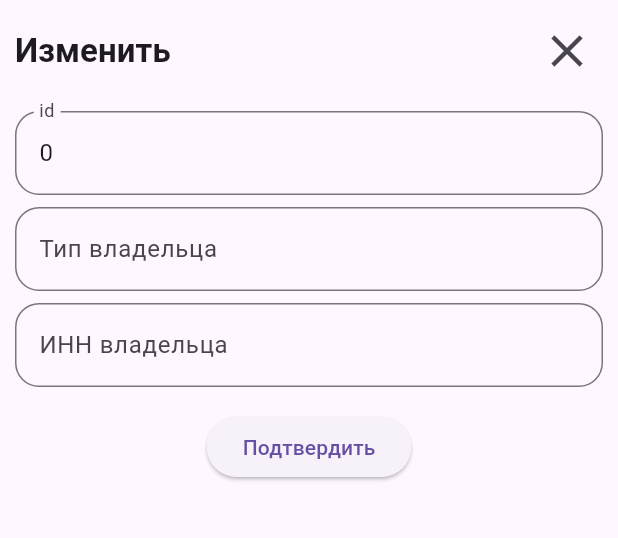
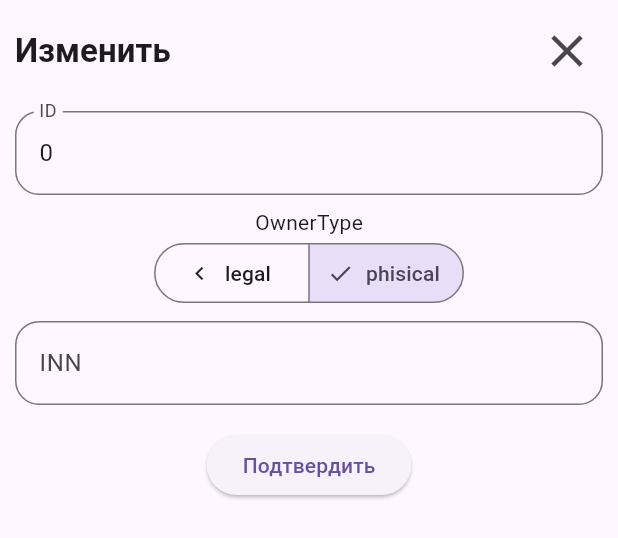
Before and after one commit to NikiWeasel/bd_kr, a Flutter app: the OwnerBottomSheet widget shown alone on an empty page, opened directly with empty values, on a phone screen of 412 x 824 dp. Shown: the top 538 px of the screen. Run offline on Flutter 3.47's test engine with Material 3 defaults, Android fonts, the phone set to English and light mode, and no system bars; our stand-ins replace bloc, flutter_bloc, sqflite, sqflite_common_ffi; missing offline and left inert: bitsdojo_window, dart:ffi, sqlite3; accounts and stored records are empty.

Commit message:
minor fixes x2

```diff
--- a/lib/features/tables/view/widgets/bottom_sheets/owner_bottom_sheet.dart
+++ b/lib/features/tables/view/widgets/bottom_sheets/owner_bottom_sheet.dart
@@ -4,6 +4,8 @@ import 'package:bd_kr/core/table_models/owner.dart';
 import 'package:flutter_bloc/flutter_bloc.dart';
 
 import 'package:bd_kr/core/bloc/table_actions_bloc/table_actions_bloc.dart';
+
+enum OwnerType { legal, phisical }
 
 class OwnerBottomSheet extends StatefulWidget {
   const OwnerBottomSheet({super.key, required this.owner});
@@ -16,11 +18,11 @@ class OwnerBottomSheet extends StatefulWidget {
 
 class _OwnerBottomSheetState extends State<OwnerBottomSheet> {
   late TextEditingController idController;
-  late TextEditingController ownerTypeController;
   late TextEditingController ownerInnController;
 
+  OwnerType ownerTypeView = OwnerType.phisical;
+
   int enteredId = 0;
-  String? enteredOwnerType;
   String? enteredOwnerInn;
 
   late Owner newOwner;
@@ -35,10 +37,11 @@ class _OwnerBottomSheetState extends State<OwnerBottomSheet> {
     _formKey.currentState!.save();
     newOwner = Owner(
       id: enteredId,
-      ownerType: enteredOwnerType,
+      ownerType: ownerTypeView == OwnerType.legal ? 'legal' : 'phisical',
       inn: enteredOwnerInn,
     );
 
+    print(ownerTypeView == OwnerType.legal ? 'legal' : 'phisical');
     return true;
   }
 
@@ -46,12 +49,14 @@ class _OwnerBottomSheetState extends State<OwnerBottomSheet> {
   void initState() {
     super.initState();
     idController = TextEditingController();
-    ownerTypeController = TextEditingController();
     ownerInnController = TextEditingController();
 
     if (widget.owner != null) {
       idController.text = widget.owner!.id.toString();
-      ownerTypeController.text = widget.owner!.ownerType ?? '';
+
+      ownerTypeView = widget.owner!.ownerType == 'legal'
+          ? OwnerType.legal
+          : OwnerType.phisical;
       ownerInnController.text = widget.owner!.inn ?? '';
     }
   }
@@ -60,7 +65,6 @@ class _OwnerBottomSheetState extends State<OwnerBottomSheet> {
   void dispose() {
     super.dispose();
     idController.dispose();
-    ownerTypeController.dispose();
     ownerInnController.dispose();
   }
 
@@ -97,7 +101,7 @@ class _OwnerBottomSheetState extends State<OwnerBottomSheet> {
               readOnly: widget.owner != null,
               controller: idController,
               decoration: InputDecoration(
-                label: const Text('id'),
+                label: const Text('ID'),
                 border: OutlineInputBorder(
                   borderRadius: BorderRadius.circular(16),
                 ),
@@ -113,23 +117,32 @@ class _OwnerBottomSheetState extends State<OwnerBottomSheet> {
               },
             ),
             const SizedBox(height: 8),
-            TextFormField(
-              controller: ownerTypeController,
-              decoration: InputDecoration(
-                label: const Text('Тип владельца'),
-                border: OutlineInputBorder(
-                  borderRadius: BorderRadius.circular(16),
+            const Text('OwnerType'),
+            SegmentedButton(
+              segments: const <ButtonSegment<OwnerType>>[
+                ButtonSegment<OwnerType>(
+                  value: OwnerType.legal,
+                  label: Text('legal'),
+                  icon: Icon(Icons.chevron_left),
                 ),
-              ),
-              onSaved: (value) {
-                enteredOwnerType = value;
+                ButtonSegment<OwnerType>(
+                  value: OwnerType.phisical,
+                  label: Text('phisical'),
+                  icon: Icon(Icons.chevron_right),
+                ),
+              ],
+              selected: <OwnerType>{ownerTypeView},
+              onSelectionChanged: (Set<OwnerType> newSelection) {
+                setState(() {
+                  ownerTypeView = newSelection.first;
+                });
               },
             ),
             const SizedBox(height: 8),
             TextFormField(
               controller: ownerInnController,
               decoration: InputDecoration(
-                label: const Text('ИНН владельца'),
+                label: const Text('INN'),
                 border: OutlineInputBorder(
                   borderRadius: BorderRadius.circular(16),
                 ),
```
Also changed, not shown: lib/core/models/user.dart (+7 -1 lines), lib/core/services/sql_service.dart (+19 -136 lines), lib/core/table_models/car.dart (+16 -2 lines), lib/core/table_models/inspection.dart (+17 -3 lines), lib/features/tables/view/tables_screen.dart (+5 -3 lines), lib/features/tables/view/widgets/data_table.dart (+10 -14 lines), lib/features/tables/view/widgets/searh_query_widget.dart (+60 -27 lines), lib/main.dart (+3 -34 lines), lib/core/models/user.g.dart, lib/core/table_models/car.g.dart, lib/core/table_models/inspection.g.dart.
